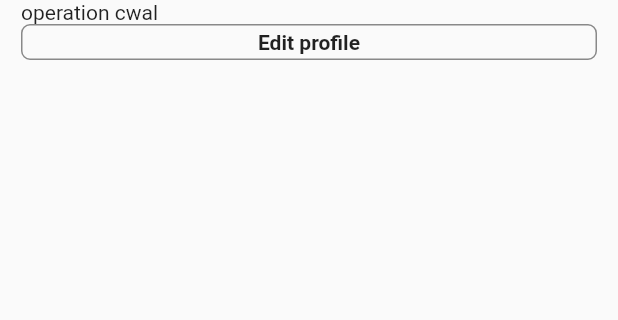
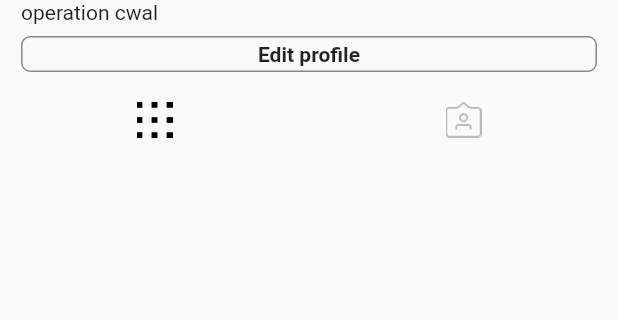
Before and after one commit to teo-KIM/instagram_clone_code, a Flutter app: the ProfileScreen screen opened directly, on a phone screen of 412 x 824 dp, the part 96-416 px from its top. Run offline on Flutter 3.47's test engine with Material 2 defaults, Android fonts, the phone set to English and light mode, and no system bars; our stand-ins replace cached_network_image; network calls fail.

Commit message:
[UPDATE] editprofile 버튼 하단 tap 아이콘 버튼 및 기능 추가

```diff
--- a/lib/widgets/profile_body.dart
+++ b/lib/widgets/profile_body.dart
@@ -1,15 +1,53 @@
 import 'package:flutter/material.dart';
 import 'package:instagram_clone_code/constants/common_size.dart';
 
-class ProfileBody extends StatelessWidget {
+class ProfileBody extends StatefulWidget {
+  @override
+  _ProfileBodyState createState() => _ProfileBodyState();
+}
+
+class _ProfileBodyState extends State<ProfileBody> {
+  bool selectedLeft = true;
+
   @override
   Widget build(BuildContext context) {
     return Expanded(
       child: CustomScrollView(
         slivers: [
           SliverList(
-              delegate: SliverChildListDelegate(
-                  <Widget>[_username(), _userbio(), _editProfileBtn()]))
+              delegate: SliverChildListDelegate(<Widget>[
+            _username(),
+            _userbio(),
+            _editProfileBtn(),
+            Row(
+              children: [
+                Expanded(
+                  child: IconButton(
+                      icon: ImageIcon(
+                        AssetImage('assets/images/grid.png'),
+                        color: selectedLeft ? Colors.black : Colors.black26,
+                      ),
+                      onPressed: () {
+                        setState(() {
+                          selectedLeft = true;
+                        });
+                      }),
+                ),
+                Expanded(
+                  child: IconButton(
+                      icon: ImageIcon(
+                        AssetImage('assets/images/saved.png'),
+                        color: !selectedLeft ? Colors.black : Colors.black26,
+                      ),
+                      onPressed: () {
+                        setState(() {
+                          selectedLeft = false;
+                        });
+                      }),
+                )
+              ],
+            )
+          ]))
         ],
       ),
     );
@@ -18,20 +56,20 @@ class ProfileBody extends StatelessWidget {
 
 Padding _editProfileBtn() {
   return Padding(
-    padding: EdgeInsets.symmetric(horizontal: common_gap),
+    padding:
+        EdgeInsets.symmetric(horizontal: common_gap, vertical: common_xxs_gap),
     child: SizedBox(
       height: 24,
       child: OutlinedButton(
         onPressed: () {},
         child: Text(
           'Edit profile',
-          style:
-          TextStyle(fontWeight: FontWeight.bold, color: Colors.black87),
+          style: TextStyle(fontWeight: FontWeight.bold, color: Colors.black87),
         ),
         style: OutlinedButton.styleFrom(
             side: BorderSide(color: Colors.black45),
-            shape: RoundedRectangleBorder(
-                borderRadius: BorderRadius.circular(6))),
+            shape:
+                RoundedRectangleBorder(borderRadius: BorderRadius.circular(6))),
       ),
     ),
   );
```
